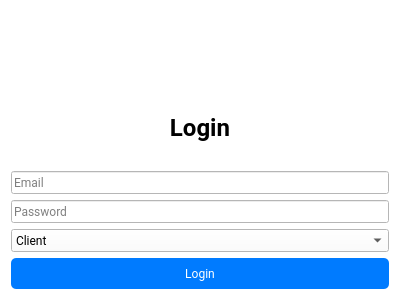
This is ui/login.ui in WabukoWabuko/microfinance_manager as Qt 5 draws it before an edit. The edited form follows.
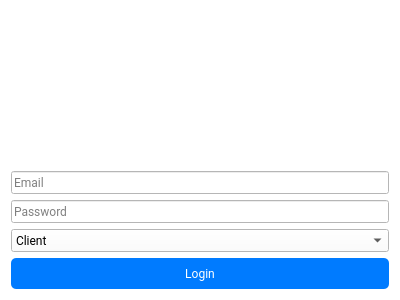
This is the edited form. Icons and pictures are not drawn.

Commit message: Fix missing login.py by generating UI files

The edit to the form file:
```diff
--- a/ui/login.ui
+++ b/ui/login.ui
@@ -27,7 +27,7 @@
       <item>
        <widget class="QLabel" name="label_title">
         <property name="text">
-         <string>&lt;html&gt;&lt;head/&gt;&lt;body&gt;&lt;p align="center"&gt;&lt;span style=" font-size:18pt; font-weight:600;"&gt;Login&lt;/span&gt;&lt;/p&gt;&lt;/body&gt;&lt;/html&gt;</string>
+         <string><html><head/><body><p align="center"><span style=" font-size:18pt; font-weight:600;">Login</span></p></body></html></string>
         </property>
        </widget>
       </item>
```
Left out of the diff: 2 changed lines with no effect on the pictures. The commit also changes 6 other files.
